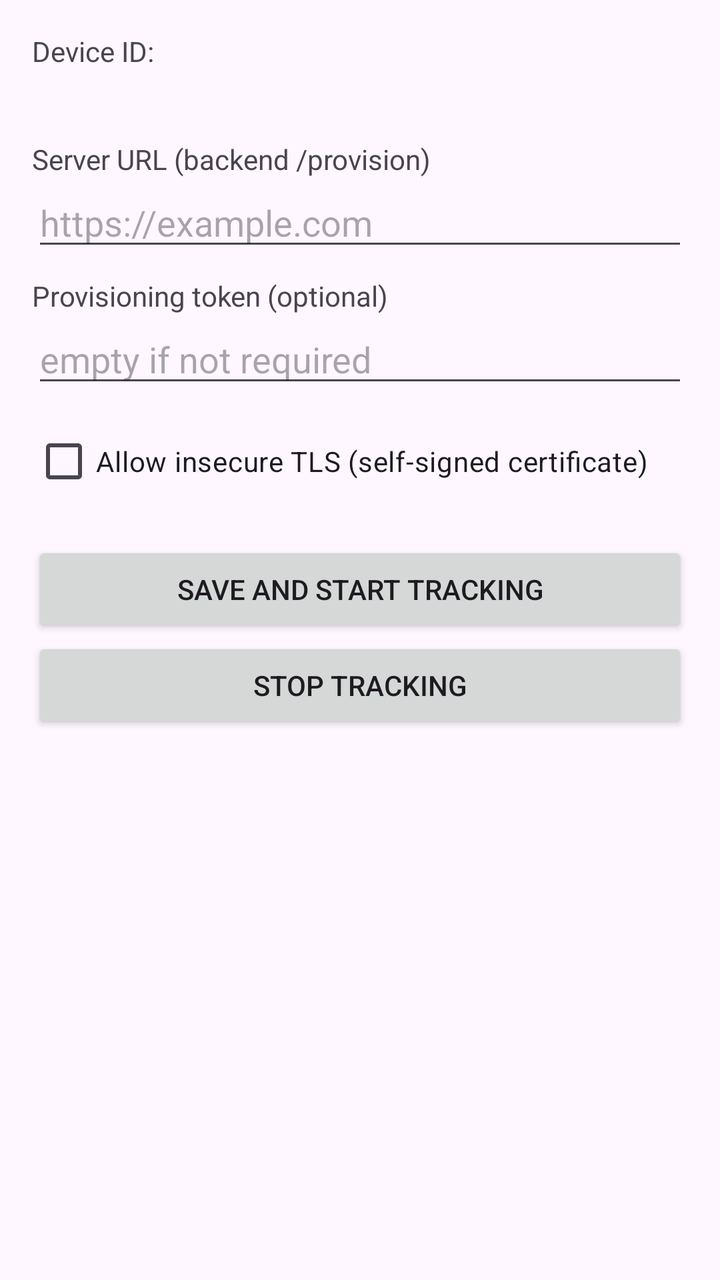
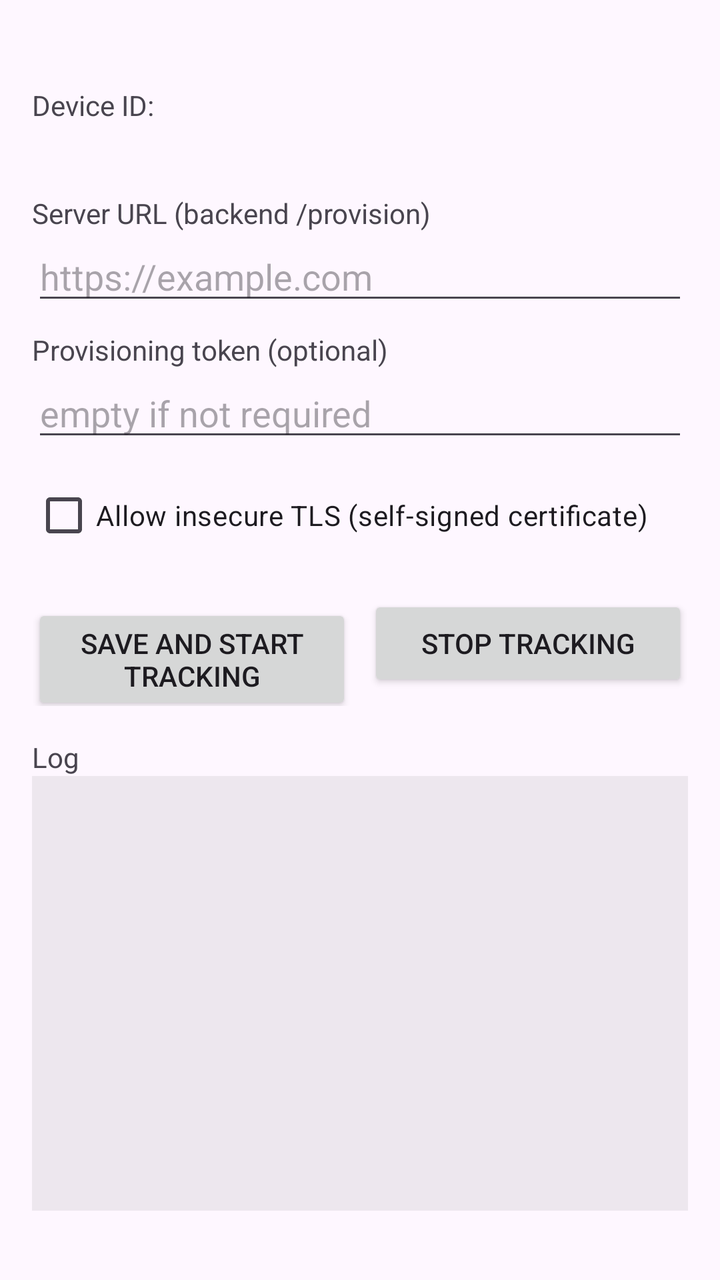

Screens rendered from an Android XML layout before and after an edit, with the pre-edit source and the edit as a unified diff.
<!-- AndroidManifest.xml: application theme Theme.DeviceTracker -->
<!-- res/layout/activity_main.xml -->
<?xml version="1.0" encoding="utf-8"?>
<ScrollView xmlns:android="http://schemas.android.com/apk/res/android"
    xmlns:tools="http://schemas.android.com/tools"
    android:id="@+id/main"
    android:layout_width="match_parent"
    android:layout_height="match_parent"
    tools:context=".MainActivity">

    <LinearLayout
        android:layout_width="match_parent"
        android:layout_height="wrap_content"
        android:orientation="vertical"
        android:padding="16dp">

        <TextView
            android:layout_width="wrap_content"
            android:layout_height="wrap_content"
            android:text="@string/device_id_label" />

        <TextView
            android:id="@+id/device_id"
            android:layout_width="wrap_content"
            android:layout_height="wrap_content"
            android:textIsSelectable="true"
            android:textStyle="bold" />

        <TextView
            android:layout_width="wrap_content"
            android:layout_height="wrap_content"
            android:layout_marginTop="16dp"
            android:text="@string/server_url_label" />

        <EditText
            android:id="@+id/server_url"
            android:layout_width="match_parent"
            android:layout_height="wrap_content"
            android:hint="@string/server_url_hint"
            android:inputType="textUri"
            android:importantForAutofill="no" />

        <TextView
            android:layout_width="wrap_content"
            android:layout_height="wrap_content"
            android:layout_marginTop="8dp"
            android:text="@string/token_label" />

        <EditText
            android:id="@+id/token"
            android:layout_width="match_parent"
            android:layout_height="wrap_content"
            android:hint="@string/token_hint"
            android:inputType="text"
            android:importantForAutofill="no" />

        <CheckBox
            android:id="@+id/insecure_tls"
            android:layout_width="match_parent"
            android:layout_height="wrap_content"
            android:layout_marginTop="8dp"
            android:text="@string/insecure_tls_label" />

        <Button
            android:id="@+id/btn_start"
            android:layout_width="match_parent"
            android:layout_height="wrap_content"
            android:layout_marginTop="16dp"
            android:text="@string/start_label" />

        <Button
            android:id="@+id/btn_stop"
            android:layout_width="match_parent"
            android:layout_height="wrap_content"
            android:text="@string/stop_label" />

        <TextView
            android:id="@+id/log"
            android:layout_width="match_parent"
            android:layout_height="wrap_content"
            android:layout_marginTop="16dp"
            android:fontFamily="monospace"
            android:textSize="12sp"
            android:textIsSelectable="true"
            tools:ignore="SmallSp" />
    </LinearLayout>
</ScrollView>
<!-- resources referenced by this layout -->
<resources>
  <string name="device_id_label">Device ID:</string>
  <string name="insecure_tls_label">Allow insecure TLS (self-signed certificate)</string>
  <string name="server_url_hint">https://example.com</string>
  <string name="server_url_label">Server URL (backend /provision)</string>
  <string name="start_label">Save and start tracking</string>
  <string name="stop_label">Stop tracking</string>
  <string name="token_hint">empty if not required</string>
  <string name="token_label">Provisioning token (optional)</string>
  <style name="Theme.DeviceTracker" parent="Base.Theme.DeviceTracker" />
  <style name="Base.Theme.DeviceTracker" parent="Theme.Material3.DayNight.NoActionBar">
          
          
      </style>
</resources>

<!-- the commit's change to res/layout/activity_main.xml (unified diff, before → after) -->
@@ -1,85 +1,118 @@
 <?xml version="1.0" encoding="utf-8"?>
-<ScrollView xmlns:android="http://schemas.android.com/apk/res/android"
+<LinearLayout xmlns:android="http://schemas.android.com/apk/res/android"
     xmlns:tools="http://schemas.android.com/tools"
     android:id="@+id/main"
     android:layout_width="match_parent"
     android:layout_height="match_parent"
+    android:orientation="vertical"
+    android:padding="16dp"
     tools:context=".MainActivity">
+
+    <TextView
+        android:id="@+id/status"
+        android:layout_width="match_parent"
+        android:layout_height="wrap_content"
+        android:textSize="14sp"
+        android:textStyle="bold" />
+
+    <TextView
+        android:layout_width="wrap_content"
+        android:layout_height="wrap_content"
+        android:layout_marginTop="8dp"
+        android:text="@string/device_id_label" />
+
+    <TextView
+        android:id="@+id/device_id"
+        android:layout_width="wrap_content"
+        android:layout_height="wrap_content"
+        android:textIsSelectable="true"
+        android:textStyle="bold" />
+
+    <TextView
+        android:layout_width="wrap_content"
+        android:layout_height="wrap_content"
+        android:layout_marginTop="16dp"
+        android:text="@string/server_url_label" />
+
+    <EditText
+        android:id="@+id/server_url"
+        android:layout_width="match_parent"
+        android:layout_height="wrap_content"
+        android:hint="@string/server_url_hint"
+        android:inputType="textUri"
+        android:importantForAutofill="no" />
+
+    <TextView
+        android:layout_width="wrap_content"
+        android:layout_height="wrap_content"
+        android:layout_marginTop="8dp"
+        android:text="@string/token_label" />
+
+    <EditText
+        android:id="@+id/token"
+        android:layout_width="match_parent"
+        android:layout_height="wrap_content"
+        android:hint="@string/token_hint"
+        android:inputType="text"
+        android:importantForAutofill="no" />
+
+    <CheckBox
+        android:id="@+id/insecure_tls"
+        android:layout_width="match_parent"
+        android:layout_height="wrap_content"
+        android:layout_marginTop="8dp"
+        android:text="@string/insecure_tls_label" />
 
     <LinearLayout
         android:layout_width="match_parent"
         android:layout_height="wrap_content"
-        android:orientation="vertical"
-        android:padding="16dp">
-
-        <TextView
-            android:layout_width="wrap_content"
-            android:layout_height="wrap_content"
-            android:text="@string/device_id_label" />
-
-        <TextView
-            android:id="@+id/device_id"
-            android:layout_width="wrap_content"
-            android:layout_height="wrap_content"
-            android:textIsSelectable="true"
-            android:textStyle="bold" />
-
-        <TextView
-            android:layout_width="wrap_content"
-            android:layout_height="wrap_content"
-            android:layout_marginTop="16dp"
-            android:text="@string/server_url_label" />
-
-        <EditText
-            android:id="@+id/server_url"
-            android:layout_width="match_parent"
-            android:layout_height="wrap_content"
-            android:hint="@string/server_url_hint"
-            android:inputType="textUri"
-            android:importantForAutofill="no" />
-
-        <TextView
-            android:layout_width="wrap_content"
-            android:layout_height="wrap_content"
-            android:layout_marginTop="8dp"
-            android:text="@string/token_label" />
-
-        <EditText
-            android:id="@+id/token"
-            android:layout_width="match_parent"
-            android:layout_height="wrap_content"
-            android:hint="@string/token_hint"
-            android:inputType="text"
-            android:importantForAutofill="no" />
-
-        <CheckBox
-            android:id="@+id/insecure_tls"
-            android:layout_width="match_parent"
-            android:layout_height="wrap_content"
-            android:layout_marginTop="8dp"
-            android:text="@string/insecure_tls_label" />
+        android:layout_marginTop="16dp"
+        android:orientation="horizontal">
 
         <Button
             android:id="@+id/btn_start"
-            android:layout_width="match_parent"
+            android:layout_width="0dp"
             android:layout_height="wrap_content"
-            android:layout_marginTop="16dp"
+            android:layout_weight="1"
             android:text="@string/start_label" />
 
         <Button
             android:id="@+id/btn_stop"
-            android:layout_width="match_parent"
+            android:layout_width="0dp"
             android:layout_height="wrap_content"
+            android:layout_marginStart="8dp"
+            android:layout_weight="1"
             android:text="@string/stop_label" />
+    </LinearLayout>
+
+    <TextView
+        android:layout_width="wrap_content"
+        android:layout_height="wrap_content"
+        android:layout_marginTop="16dp"
+        android:text="@string/log_label" />
+
+    <ScrollView
+        android:id="@+id/log_scroll"
+        android:layout_width="match_parent"
+        android:layout_height="0dp"
+        android:layout_weight="1"
+        android:background="#11000000">
 
         <TextView
             android:id="@+id/log"
             android:layout_width="match_parent"
             android:layout_height="wrap_content"
-            android:layout_marginTop="16dp"
             android:fontFamily="monospace"
-            android:textSize="12sp"
-            android:textIsSelectable="true"
-            tools:ignore="SmallSp" />
-    </LinearLayout>
-</ScrollView>
+            android:textSize="11sp"
+            android:textIsSelectable="true" />
+    </ScrollView>
+
+    <TextView
+        android:id="@+id/version"
+        android:layout_width="match_parent"
+        android:layout_height="wrap_content"
+        android:layout_marginTop="4dp"
+        android:gravity="center_horizontal"
+        android:textSize="11sp"
+        android:textColor="#88000000" />
+</LinearLayout>
<!-- resource entries referenced after the edit -->
@@ -2,6 +2,7 @@
 <resources>
   <string name="device_id_label">Device ID:</string>
   <string name="insecure_tls_label">Allow insecure TLS (self-signed certificate)</string>
+  <string name="log_label">Log</string>
   <string name="server_url_hint">https://example.com</string>
   <string name="server_url_label">Server URL (backend /provision)</string>
   <string name="start_label">Save and start tracking</string>
